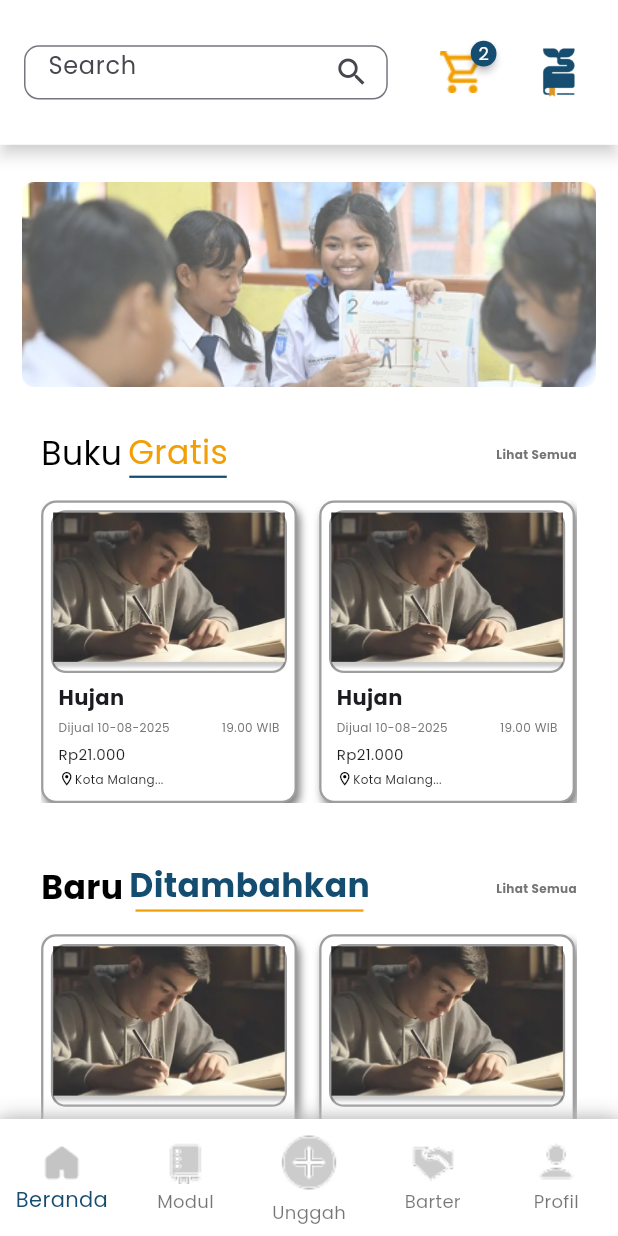
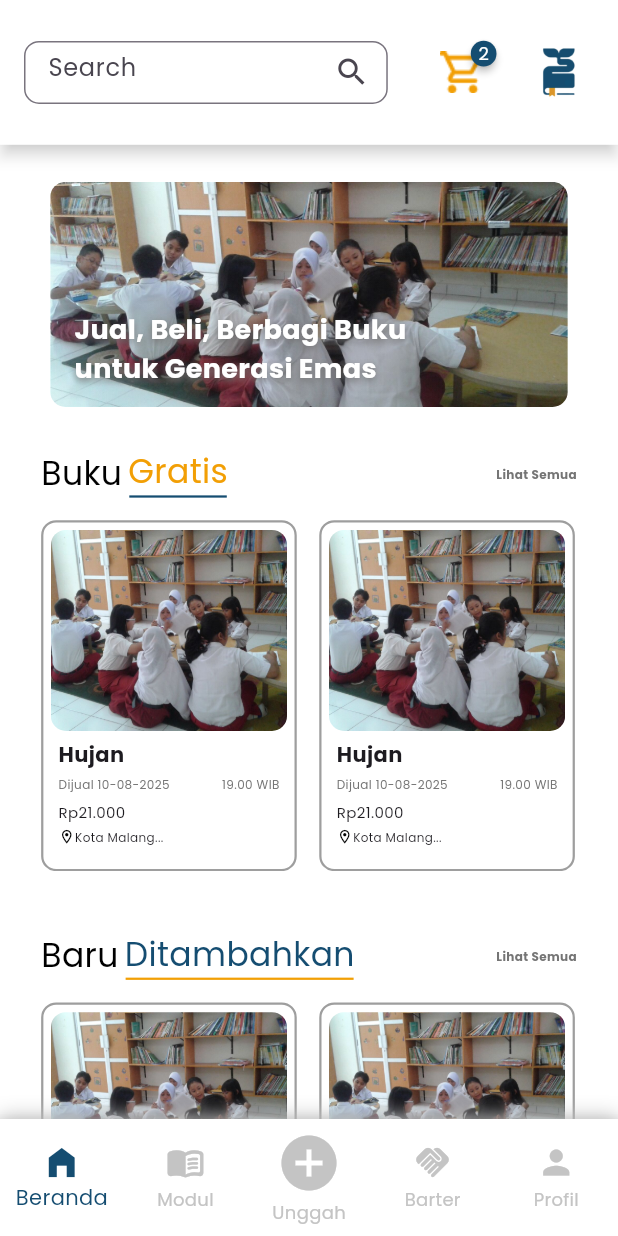
Before and after one commit to hathoriastro/Bukulapak, a Flutter app: the screen it shows after launch, on a phone screen of 412 x 824 dp. Run offline on Flutter 3.47's test engine with Material 3 defaults, Android fonts, the phone set to English and light mode, and no system bars; drawn by our look-alikes of badges, carousel_slider; our stand-ins replace flutter_svg.

Commit message:
home page dev

```diff
--- /dev/null
+++ b/lib/components/banner_carousel.dart
@@ -0,0 +1,81 @@
+import 'package:bukulapak/components/colors.dart';
+import 'package:carousel_slider/carousel_slider.dart';
+import 'package:flutter/material.dart';
+
+class BannerCarousel extends StatelessWidget {
+  BannerCarousel({super.key});
+
+  final List<String> imgList = [
+    'assets/images/banner1.jpg',
+    'assets/images/banner2.jpg',
+    'assets/images/banner3.png',
+  ];
+
+  final List<String> textList = [
+    'Jual, Beli, Berbagi Buku\nuntuk Generasi Emas',
+    'Dari Pelajar untuk Pelajar:\nBuku Murah & Gratis',
+    'Buku Berputar,\nIlmu Menyebar',
+  ];
+
+  @override
+  Widget build(BuildContext context) {
+    return CarouselSlider.builder(
+      itemCount: imgList.length,
+      itemBuilder: (context, index, realIndex) {
+        return ClipRRect(
+          borderRadius: BorderRadius.circular(10),
+          child: Stack(
+            fit: StackFit.expand,
+            children: [
+              Image.asset(
+                imgList[index],
+                fit: BoxFit.cover,
+              ),
+
+              Container(
+                decoration: BoxDecoration(
+                  gradient: LinearGradient(
+                    colors: [
+                      lightGray.withOpacity(0.1),
+                      Colors.transparent
+                    ],
+                    begin: Alignment.bottomCenter,
+                    end: Alignment.topCenter,
+                  ),
+                ),
+              ),
+
+              Positioned(
+                left: 16,
+                bottom: 12,
+                child: Text(
+                  textList[index],
+                  style: const TextStyle(
+                    color: Colors.white,
+                    fontSize: 18,
+                    fontWeight: FontWeight.bold,
+                    shadows: [
+                      Shadow(
+                        offset: Offset(0, 2),
+                        blurRadius: 6,
+                        color: lightGray,
+                      ),
+                    ],
+                  ),
+                ),
+              ),
+            ],
+          ),
+        );
+      },
+      options: CarouselOptions(
+        height: 150.0,
+        autoPlay: true,
+        enlargeCenterPage: true,
+        viewportFraction: 0.9,
+        aspectRatio: 16 / 9,
+        autoPlayInterval: const Duration(seconds: 6),
+      ),
+    );
+  }
+}
--- a/lib/components/card_product.dart
+++ b/lib/components/card_product.dart
@@ -8,79 +8,80 @@ class ProductCard extends StatelessWidget {
   Widget build(BuildContext context) {
     final size = MediaQuery.of(context).size;
     final sizewidth = size.width;
-    final sizeheight = size.height;
-    final fullheight = 956;
+
     final fullwidth = 440;
     return Container(
       width: sizewidth * 182 / fullwidth,
-      height: sizeheight * 234 / fullheight,
+      height: 234,
       margin: EdgeInsets.only(right: 15),
       decoration: BoxDecoration(
         color: Colors.white,
         borderRadius: BorderRadius.circular(10),
         border: Border.all(color: Colors.grey, width: 1.5),
 
-        boxShadow: [
-          BoxShadow(
-            color: Colors.black.withOpacity(0.5),
-
-            blurRadius: 4,
-            offset: const Offset(2, 4),
-          ),
-
-        ],
       ),
       child: Padding(
-
         padding: const EdgeInsets.all(5),
         child: Column(
           crossAxisAlignment: CrossAxisAlignment.start,
           children: [
-            Container(
-              width: sizewidth*170/ fullwidth,
-              height: sizeheight*58/fullwidth,
-          decoration: BoxDecoration(
-            borderRadius: BorderRadius.circular(10),
-            border: Border.all(color: Colors.grey, width: 1.5),
+            ClipRRect(
+              borderRadius: BorderRadiusGeometry.circular(10),
+              //IMAGE PRODUCT
+              child: Image.asset(
+                'assets/images/banner1.jpg',
+                fit: BoxFit.cover,
+                width: sizewidth * 170 / fullwidth,
+                height: 134,
               ),
-          child: ClipRRect(
-            //IMAGE PRODUCT
-            child: Image.asset('assets/images/banner1.png', fit: BoxFit.cover,)),
             ),
             SizedBox(height: 6),
-        Padding(padding: EdgeInsets.symmetric(
-          horizontal: 5
-        ),
+            Padding(
+              padding: EdgeInsets.symmetric(horizontal: 5),
               child: Column(
                 crossAxisAlignment: CrossAxisAlignment.start,
                 children: [
-            Text('Hujan', style: TextStyle(fontSize: 14, fontWeight: FontWeight.bold),),
+                  Text(
+                    'Hujan',
+                    style: TextStyle(fontSize: 14, fontWeight: FontWeight.bold),
+                  ),
                   SizedBox(height: 4),
                   Row(
                     mainAxisAlignment: MainAxisAlignment.spaceBetween,
                     children: [
-            Text('Dijual 10-08-2025', style: TextStyle(fontSize: 8, color: lightGray)),
-            Text('19.00 WIB', style: TextStyle(fontSize: 8, color: lightGray))
+                      Text(
+                        'Dijual 10-08-2025',
+                        style: TextStyle(fontSize: 8, color: lightGray),
+                      ),
+                      Text(
+                        '19.00 WIB',
+                        style: TextStyle(fontSize: 8, color: lightGray),
+                      ),
                     ],
                   ),
                   SizedBox(height: 6),
-        Text('Rp21.000', style: TextStyle(fontSize: 10, fontWeight: FontWeight.w500)),
+                  Text(
+                    'Rp21.000',
+                    style: TextStyle(fontSize: 10, fontWeight: FontWeight.w500),
+                  ),
                   SizedBox(height: 4),
                   Row(
                     mainAxisAlignment: MainAxisAlignment.start,
                     children: [
-            Icon(Icons.location_on_outlined, color: Colors.black, size: 11,),
-            Text('Kota Malang...',style: TextStyle(fontSize: 8))
+                      Icon(
+                        Icons.location_on_outlined,
+                        color: Colors.black,
+                        size: 11,
+                      ),
+                      Text('Kota Malang...', style: TextStyle(fontSize: 8)),
                     ],
-        )
+                  ),
                 ],
-        ),),
-
-
+              ),
+            ),
           ],
         ),
       ),
     );
-
   }
 }
--- a/lib/components/navbar.dart
+++ b/lib/components/navbar.dart
@@ -1,6 +1,7 @@
 
 import 'package:bukulapak/components/colors.dart';
 import 'package:flutter/material.dart';
+import 'package:flutter_svg/svg.dart';
 
 class BottomNavbar extends StatefulWidget {
   final int selectedItem;
@@ -50,27 +51,28 @@ class _BottomNavState extends State<BottomNavbar> {
       backgroundColor: Colors.white,
       items: <BottomNavigationBarItem>[
         BottomNavigationBarItem(
-          icon: Image.asset('assets/images/Home.png', width: 29, height: 29,),
+          icon: Icon(Icons.home_filled, size: 26,),
           label: 'Beranda',
         ),
         BottomNavigationBarItem(
-          icon: Image.asset('assets/images/modul.png', width: 29, height: 29,),
+          icon: Icon(Icons.menu_book_rounded, size: 26,),
           label: 'Modul',
         ),
         BottomNavigationBarItem(
-          icon: Image.asset('assets/images/unggah.png', width: 44, height: 44,),
+          icon: Icon(Icons.add_circle_outlined, size: 44,),
           label: 'Unggah',
         ),
         BottomNavigationBarItem(
-          icon: Image.asset('assets/images/barter.png',  width: 29, height: 29,),
+          icon: Icon(Icons.handshake_rounded, size: 26),
           label: 'Barter',
         ),
         BottomNavigationBarItem(
-          icon: Image.asset('assets/images/profil.png',),
+          icon: Icon(Icons.person, size: 26),
           label: 'Profil',
         ),
       ],
       selectedItemColor: darkBlue,
+      unselectedItemColor: softgray,
       currentIndex: widget.selectedItem,
       onTap: changeSelectedNavBar,
     )
--- a/lib/pages/home.dart
+++ b/lib/pages/home.dart
@@ -1,3 +1,4 @@
+import 'package:bukulapak/components/banner_carousel.dart';
 import 'package:bukulapak/components/colors.dart';
 import 'package:bukulapak/components/card_product.dart';
 import 'package:bukulapak/components/navbar.dart';
@@ -29,7 +30,7 @@ class _HomePageState extends State<HomePage> {
         shadowColor: Colors.grey.withOpacity(0.5),
         surfaceTintColor: Colors.transparent,
         title: SizedBox(
-          height: sizeheight * 42 / fullheight,
+          height: 42,
           width: sizewidth * 259 / fullwidth,
           child: TextField(
             decoration: InputDecoration(
@@ -71,7 +72,8 @@ class _HomePageState extends State<HomePage> {
               decoration: BoxDecoration(
                 borderRadius: BorderRadius.circular(10),
               ),
-              child: ClipRRect(child: Image.asset('assets/images/banner2.png', )),
+              child: BannerCarousel()
+              // ClipRRect(child: Image.asset('assets/images/banner2.png', )),
             ),
             SizedBox(height: 15),
 
@@ -136,7 +138,7 @@ class _HomePageState extends State<HomePage> {
                           style: TextStyle(
                             fontSize: 22,
                             color: Colors.black,
-                            fontWeight: FontWeight.w600,
+                            fontWeight: FontWeight.w500,
                           ),
                         ),
                        SizedBox(width: 4),
@@ -147,7 +149,7 @@ class _HomePageState extends State<HomePage> {
                               style: TextStyle(
                                 fontSize: 22,
                                 color: darkBlue,
-                                fontWeight: FontWeight.w600,
+                                fontWeight: FontWeight.w500,
                               ),
                             ),
                             Container(height: 1.5, width: 152, color: customorange),
```
Also changed, not shown: pubspec.yaml (+4 -7 lines), assets/images/Home.png (deleted), assets/images/banner1.jpg (added), assets/images/banner1.png (deleted), assets/images/banner2.jpg (added), assets/images/banner2.png (deleted), assets/images/banner3.png, assets/images/barter.png (deleted), assets/images/modul.png (deleted), assets/images/profil.png (deleted), assets/images/unggah.png (deleted), pubspec.lock. Lines whose indentation alone changed are shown as unchanged.
